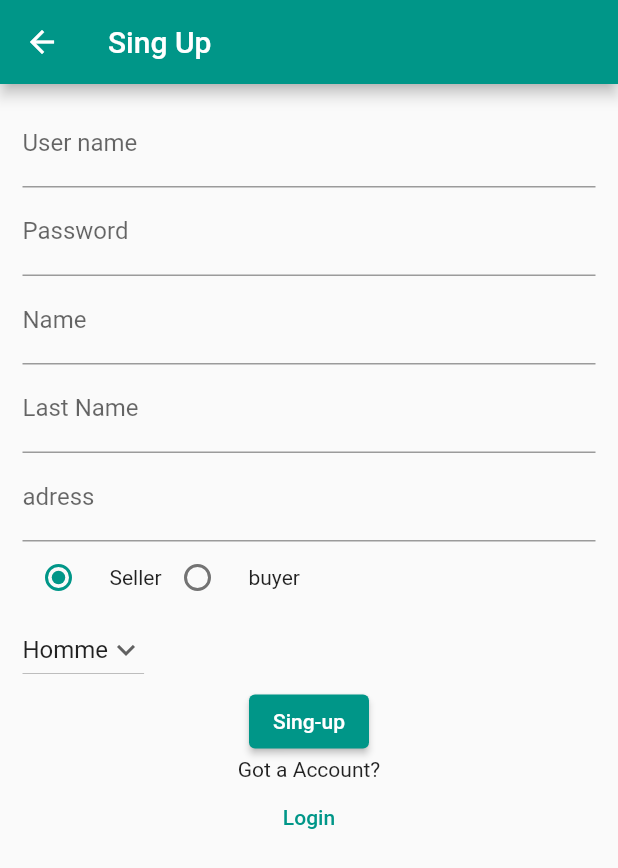
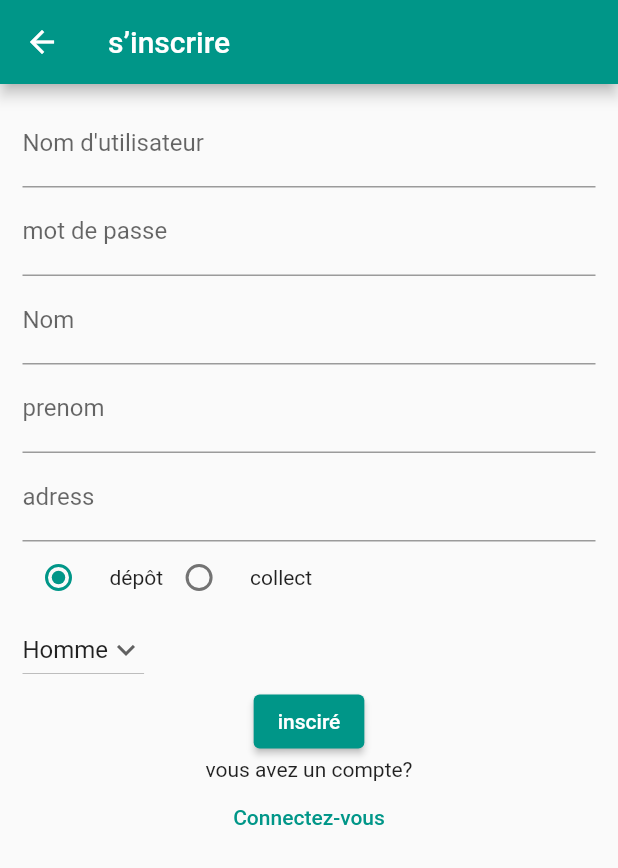
Before and after one commit to luckygnome69/examtpflutter, a Flutter app: the singup screen opened by its route, on a phone screen of 412 x 824 dp. Shown: the top 868 px of the screen. Run offline on Flutter 3.47's test engine with Material 2 defaults, Android fonts, the phone set to English and light mode, and no system bars; our stand-ins replace sqflite; accounts and stored records are empty.

Commit message:
smile often

```diff
--- a/lib/main.dart
+++ b/lib/main.dart
@@ -9,6 +9,7 @@ class MyApp extends StatelessWidget {
   @override
   Widget build(BuildContext context) {
     return MaterialApp(
+      debugShowCheckedModeBanner: false,
       title: 'Named Routes Demo',
       theme: ThemeData(
         primarySwatch: Colors.teal,
--- a/lib/singup/login.dart
+++ b/lib/singup/login.dart
@@ -19,7 +19,7 @@ class _login extends State<login> {
     return Scaffold(
       appBar: AppBar(
         //backgroundColor: Colors.teal,
-        title: Text("Login"),
+        title: Text("Se Connecter"),
       ),
       body: Container(
         padding: EdgeInsets.fromLTRB(40, 10, 40, 10),
@@ -29,10 +29,10 @@ class _login extends State<login> {
             crossAxisAlignment: CrossAxisAlignment.start,
             children: [
               TextFormField(
-                decoration: InputDecoration(labelText: "Username"),
+                decoration: InputDecoration(labelText: "Nom d'utilisateur"),
                 validator: (String? value) {
                   if (value == null || value.isEmpty) {
-                    return "Username is required";
+                    return "Nom d'utilisateur est nécessaire";
                   }
                   return null;
                 },
@@ -43,10 +43,10 @@ class _login extends State<login> {
                 },
               ),
               TextFormField(
-                decoration: InputDecoration(labelText: "password"),
+                decoration: InputDecoration(labelText: "Mot de passe"),
                 validator: (String? value) {
                   if (value == null || value.isEmpty) {
-                    return "phone is required";
+                    return "un mot de passe est nécessaire";
                   }
                   return null;
                 },
@@ -76,14 +76,14 @@ class _login extends State<login> {
                           );
                         }
                       },
-                      child: const Text('Login'),
+                      child: const Text('Envoyer'),
                     ),
-                    Text('You dont have a account ?'),
+                    Text('Vous n\'avez pas de compte ?'),
                     TextButton(
                         onPressed: () async {
                           Navigator.pushNamed(context, '/singup');
                         },
-                        child: Text("Singup here"))
+                        child: Text("s’inscrire"))
                   ],
                 )),
               ),
--- a/lib/singup/singup.dart
+++ b/lib/singup/singup.dart
@@ -27,7 +27,7 @@ class _singup extends State<singup> {
   Widget build(BuildContext context) {
     return Scaffold(
       appBar: AppBar(
-        title: Text("Sing Up"),
+        title: Text("s’inscrire"),
       ),
       body: Container(
         padding: EdgeInsets.fromLTRB(15, 10, 15, 10),
@@ -38,10 +38,10 @@ class _singup extends State<singup> {
               crossAxisAlignment: CrossAxisAlignment.start,
               children: [
                 TextFormField(
-                  decoration: InputDecoration(labelText: "User name"),
+                  decoration: InputDecoration(labelText: "Nom d'utilisateur"),
                   validator: (String? value) {
                     if (value == null || value.isEmpty) {
-                      return "Email is required";
+                      return "Nom d'utilisateur est nécessaire";
                     }
                     return null;
                   },
@@ -52,10 +52,10 @@ class _singup extends State<singup> {
                   },
                 ),
                 TextFormField(
-                  decoration: InputDecoration(labelText: "Password"),
+                  decoration: InputDecoration(labelText: "mot de passe"),
                   validator: (String? value) {
                     if (value == null || value.isEmpty) {
-                      return "Password is required";
+                      return "mot de passe est nécessaire";
                     }
                     return null;
                   },
@@ -66,10 +66,10 @@ class _singup extends State<singup> {
                   },
                 ),
                 TextFormField(
-                  decoration: InputDecoration(labelText: "Name"),
+                  decoration: InputDecoration(labelText: "Nom"),
                   validator: (String? value) {
                     if (value == null || value.isEmpty) {
-                      return "name is required";
+                      return "Nom est nécessaire";
                     }
                     return null;
                   },
@@ -80,10 +80,10 @@ class _singup extends State<singup> {
                   },
                 ),
                 TextFormField(
-                  decoration: InputDecoration(labelText: "Last Name"),
+                  decoration: InputDecoration(labelText: "prenom"),
                   validator: (String? value) {
                     if (value == null || value.isEmpty) {
-                      return "last name is required";
+                      return "prenom est nécessaire";
                     }
                     return null;
                   },
@@ -97,7 +97,7 @@ class _singup extends State<singup> {
                   decoration: InputDecoration(labelText: "adress"),
                   validator: (String? value) {
                     if (value == null || value.isEmpty) {
-                      return "adress is required";
+                      return "adress est nécessaire";
                     }
                     return null;
                   },
@@ -122,7 +122,7 @@ class _singup extends State<singup> {
                         SizedBox(
                           width: 10,
                         ),
-                        Text("Seller")
+                        Text("dépôt")
                       ],
                     ),
                     Row(
@@ -138,7 +138,7 @@ class _singup extends State<singup> {
                         SizedBox(
                           width: 10,
                         ),
-                        Text("buyer")
+                        Text("collect")
                       ],
                     )
                   ],
@@ -175,18 +175,18 @@ class _singup extends State<singup> {
                                 types: types);
                             Databaseapp.instance.create(su);
                             ScaffoldMessenger.of(context).showSnackBar(
-                              SnackBar(content: Text("Sumbimited")),
+                              SnackBar(content: Text("ins")),
                             );
                           }
                         },
-                        child: const Text('Sing-up'),
+                        child: const Text('insciré'),
                       ),
-                      Text("Got a Account?"),
+                      Text("vous avez un compte?"),
                       TextButton(
                           onPressed: () {
                             Navigator.pop(context);
                           },
-                          child: Text('Login'))
+                          child: Text('Connectez-vous'))
                     ],
                   )),
                 ),
```
Also changed, not shown: lib/Buyer/buyerdash.dart (+50 -14 lines), lib/Buyer/buyermenu.dart (+21 -4 lines), lib/Buyer/itemlist.dart (+11 -6 lines), lib/DB/database.dart (+9 -0 lines).
